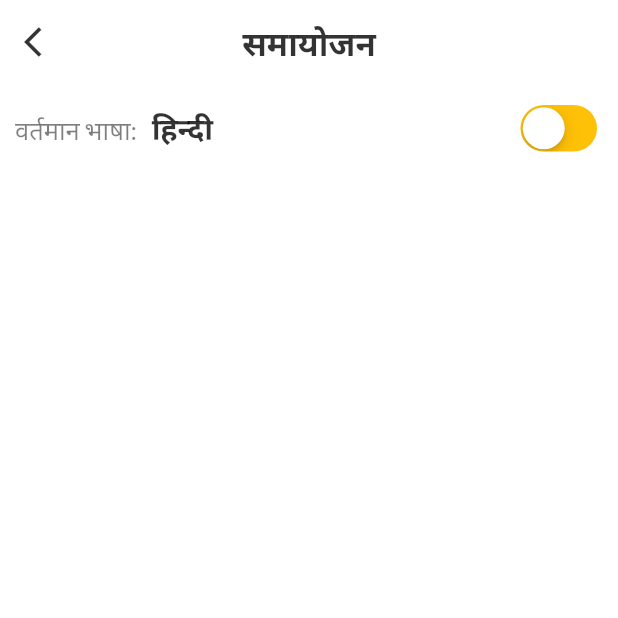
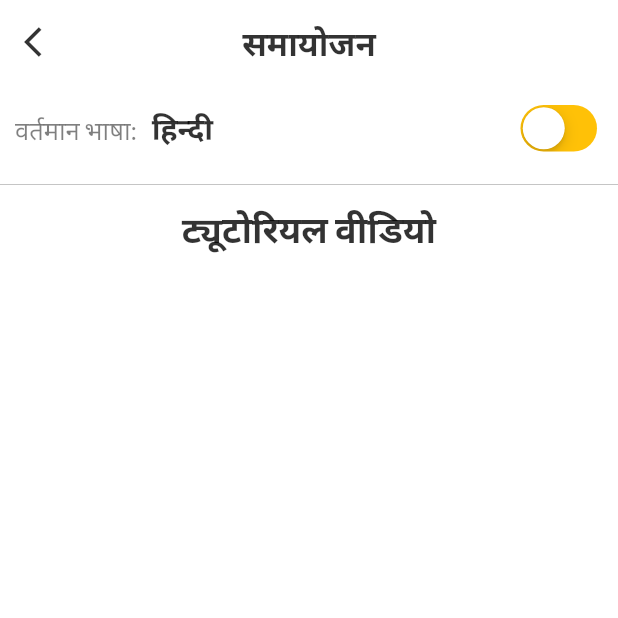
Before and after one commit to amlannandy/AgroAcres, a Flutter app: the SettingsScreen screen opened by its route, on a phone screen of 412 x 824 dp, the top half of it. Run offline on Flutter 3.47's test engine with Material 2 defaults, Android fonts, the phone set to English and light mode, and no system bars; our stand-ins replace cloud_firestore, expandable, firebase_auth, firebase_storage, fluttertoast, font_awesome_flutter and 8 more; missing offline and left inert: flutter_webview_plugin; accounts and stored records are empty.

Commit message:
Added Tutorial Videos

```diff
--- /dev/null
+++ b/lib/models/Tutorial.dart
@@ -0,0 +1,30 @@
+import 'package:flutter/material.dart';
+import 'package:cloud_firestore/cloud_firestore.dart';
+
+class Tutorial {
+  final String id;
+  final String title;
+  final String subtitle;
+  final String imageUrl;
+  final String videoUrl;
+
+  const Tutorial({
+    @required this.id,
+    @required this.title,
+    @required this.subtitle,
+    @required this.imageUrl,
+    @required this.videoUrl,
+  });
+
+  factory Tutorial.fromFirestore(DocumentSnapshot snapshot) {
+    final doc = snapshot.data;
+    final field = Tutorial(
+      id: snapshot.documentID,
+      title: doc['title'] ?? null,
+      subtitle: doc['subtitle'] ?? null,
+      imageUrl: doc['imageUrl'] ?? null,
+      videoUrl: doc['videoUrl'] ?? null,
+    );
+    return field;
+  }
+}
--- /dev/null
+++ b/lib/screens/SettingsScreen/local_widgets/TutorialsList.dart
@@ -0,0 +1,57 @@
+import 'package:flutter/material.dart';
+import 'package:cloud_firestore/cloud_firestore.dart';
+
+import '../../../models/Tutorial.dart';
+import '../local_widgets/TutorialCard.dart';
+import '../../../widgets/LoadingSpinner.dart';
+
+class TutorialsList extends StatelessWidget {
+  final bool isEnglish;
+
+  TutorialsList(this.isEnglish);
+
+  final _db = Firestore.instance;
+
+  @override
+  Widget build(BuildContext context) {
+    return Container(
+      child: Column(
+        children: <Widget>[
+          Text(
+            isEnglish ? 'Tutorial Videos' : 'ट्यूटोरियल वीडियो',
+            style: TextStyle(
+              fontFamily: 'Lato',
+              color: Colors.black.withOpacity(0.8),
+              fontSize: 24,
+              fontWeight: FontWeight.bold,
+            ),
+          ),
+          SizedBox(height: 10),
+          StreamBuilder<QuerySnapshot>(
+              stream: _db
+                  .collection(isEnglish ? 'englishTutorials' : 'hindiTutorials')
+                  .snapshots(),
+              builder: (context, snapshot) {
+                if (snapshot.connectionState == ConnectionState.waiting ||
+                    !snapshot.hasData) {
+                  return Container();
+                }
+                final docs = snapshot.data.documents;
+                print(docs);
+                List<Tutorial> tutorials = [];
+                docs.forEach(
+                    (doc) => tutorials.add(Tutorial.fromFirestore(doc)));
+                return Container(
+                  height: MediaQuery.of(context).size.height * 0.7,
+                  child: ListView.builder(
+                    itemBuilder: (ctx, index) =>
+                        tutorialCard(context, tutorials[index]),
+                    itemCount: tutorials.length,
+                  ),
+                );
+              }),
+        ],
+      ),
+    );
+  }
+}
--- a/lib/screens/SettingsScreen/screens/SettingsScreen.dart
+++ b/lib/screens/SettingsScreen/screens/SettingsScreen.dart
@@ -3,6 +3,7 @@ import 'package:flutter/material.dart';
 import 'package:provider/provider.dart';
 
 import '../local_widgets/WhiteAppBar.dart';
+import '../local_widgets/TutorialsList.dart';
 import '../../../services/LocalizationProvider.dart';
 
 class SettingsScreen extends StatelessWidget {
@@ -18,6 +19,9 @@ class SettingsScreen extends StatelessWidget {
         child: Column(
           children: <Widget>[
             languageSwitch(context, isEnglish),
+            Divider(color: Colors.grey, thickness: 0.4),
+            SizedBox(height: 5),
+            TutorialsList(isEnglish),
           ],
         ),
       ),
--- a/pubspec.yaml
+++ b/pubspec.yaml
@@ -24,6 +24,7 @@ dependencies:
   intl: ^0.16.1
   line_icons: ^0.2.0
   provider: ^4.0.4
+  video_player: ^0.10.11+2
   shared_preferences: ^0.5.8
   url_launcher: ^5.4.11
   weather: ^1.1.1
```
Also changed, not shown: lib/screens/SettingsScreen/local_widgets/TutorialCard.dart (added, +97 -0 lines), lib/screens/VideoScreen.dart (added, +64 -0 lines), lib/screens/WebViewScreen.dart (+5 -9 lines), pubspec.lock.
